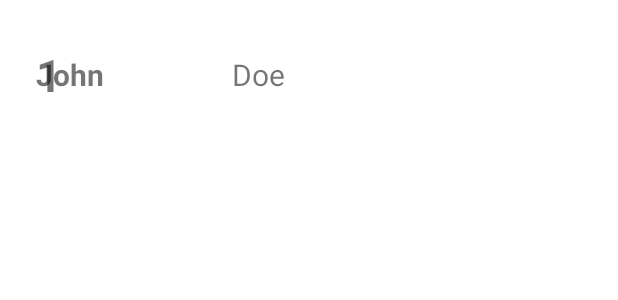
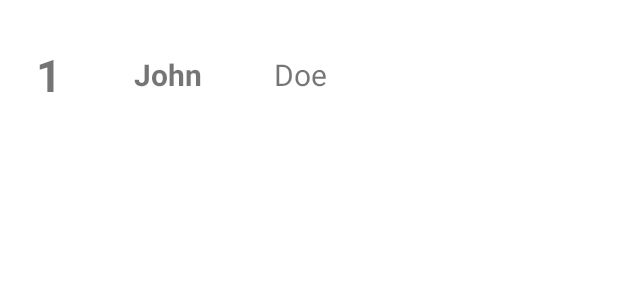
Before and after one commit to ecekaratas/Cs394-HW1, an Android app: the layout custom_row.xml on its own in the app's theme, with its tools: preview values and no code run, on a phone screen of 412 x 824 dp. Shown: the top 300 px of the screen. Run offline under Robolectric (Android 15) with nearby library versions, the light colour scheme and no system bars.

Commit message:
ab ++ data no

```diff
--- a/app/src/main/java/com/example/recyclerviewexinclass/BindingAdapter.kt
+++ b/app/src/main/java/com/example/recyclerviewexinclass/BindingAdapter.kt
@@ -8,9 +8,9 @@ import com.example.recyclerviewexinclass.database.Comment
 fun ImageView.setPlantImage(item: Comment){
     setImageResource(
         when (item.uid.toInt() % 8) {
-            0 -> R.drawable.r0
+            0 -> R.drawable.r2
             1 -> R.drawable.r1
-            2 -> R.drawable.r2
+            2 -> R.drawable.r0
             3 -> R.drawable.r3
             4 -> R.drawable.r4
             5 -> R.drawable.r5
--- a/app/src/main/res/layout/custom_row.xml
+++ b/app/src/main/res/layout/custom_row.xml
@@ -34,14 +34,13 @@
         android:id="@+id/firstName_txt"
         android:layout_width="wrap_content"
         android:layout_height="wrap_content"
-        android:layout_marginStart="16dp"
+        android:layout_marginStart="48dp"
         android:text="John"
         android:textSize="20sp"
         android:textStyle="bold"
         app:layout_constraintBottom_toBottomOf="parent"
-        app:layout_constraintStart_toEndOf="@+id/uid_txt"
-        app:layout_constraintTop_toTopOf="parent"
-        app:layout_constraintVertical_bias="0.491" />
+        app:layout_constraintStart_toEndOf="@+id/commentUID"
+        app:layout_constraintTop_toTopOf="parent" />
 
     <TextView
         android:id="@+id/lastName_txt"
@@ -51,10 +50,9 @@
         android:textSize="20sp"
         app:layout_constraintBottom_toBottomOf="parent"
         app:layout_constraintEnd_toEndOf="parent"
-        app:layout_constraintHorizontal_bias="0.301"
+        app:layout_constraintHorizontal_bias="0.219"
         app:layout_constraintStart_toEndOf="@+id/firstName_txt"
-        app:layout_constraintTop_toTopOf="parent"
-        app:layout_constraintVertical_bias="0.491" />
+        app:layout_constraintTop_toTopOf="parent" />
 
     <ImageView
         android:id="@+id/imageView2"
```
Also changed, not shown: app/src/main/res/layout/fragment_list.xml (+6 -2 lines).
